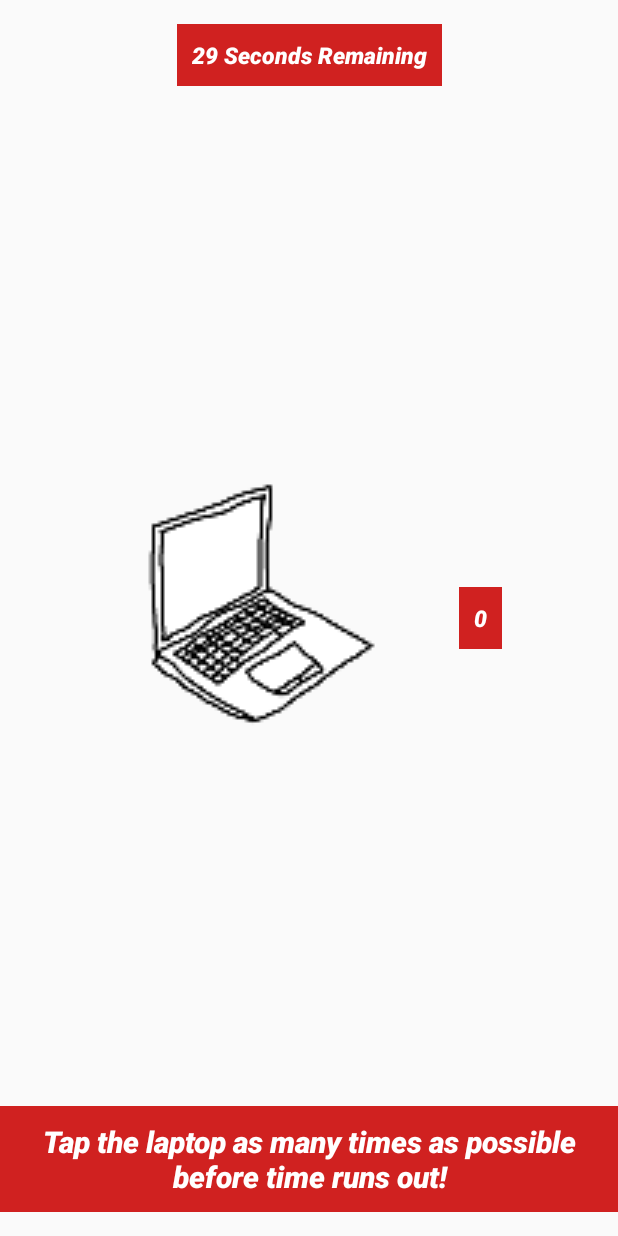
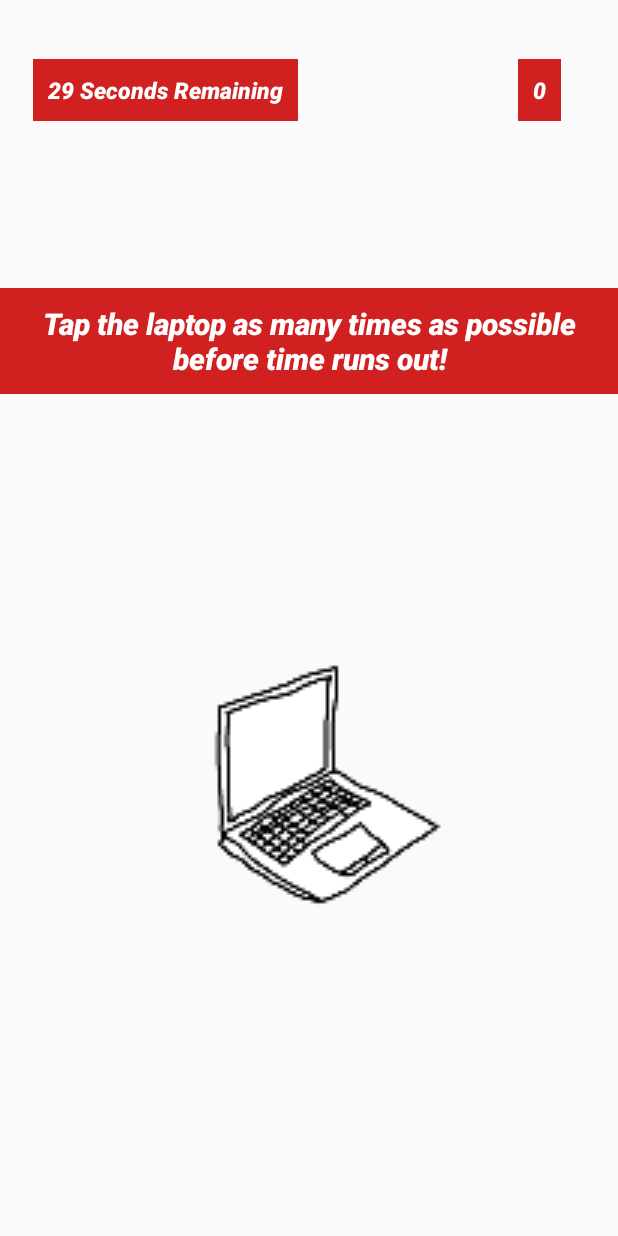
Before and after one commit to singhuu/POStMortem, an Android app: the TapLevelActivity screen opened directly, with no data from a screen before it, on a phone screen of 412 x 824 dp. Run offline under Robolectric (Android 15) with nearby library versions, the light colour scheme and no system bars.

Commit message:
Tap Level layout altered to be consistent with Pick Up Level layout

```diff
--- a/phase1/app/src/main/res/layout/tap_level.xml
+++ b/phase1/app/src/main/res/layout/tap_level.xml
@@ -8,66 +8,69 @@
         android:id="@+id/imageButton"
         android:layout_width="168dp"
         android:layout_height="156dp"
-        android:layout_marginStart="16dp"
         android:background="@android:color/transparent"
         android:onClick="pressButton"
         android:scaleType="center"
         android:scaleX="3.0"
         android:scaleY="3.0"
         app:layout_constraintBottom_toBottomOf="parent"
-        app:layout_constraintEnd_toStartOf="@+id/score"
+        app:layout_constraintEnd_toEndOf="parent"
+        app:layout_constraintHorizontal_bias="0.497"
         app:layout_constraintStart_toStartOf="parent"
         app:layout_constraintTop_toTopOf="parent"
-        app:layout_constraintVertical_bias="0.499"
+        app:layout_constraintVertical_bias="0.68"
         app:srcCompat="@mipmap/laptop_open_foreground" />
 
     <TextView
         android:id="@+id/score"
         android:layout_width="wrap_content"
         android:layout_height="wrap_content"
-        android:layout_marginEnd="16dp"
         android:background="@color/supremeRed"
         android:fontFamily="sans-serif-medium"
         android:padding="10dp"
         android:text="@string/non_filled_text"
-        android:textColor="@android:color/white"
+        android:textColor="#FFFFFF"
         android:textSize="15sp"
         android:textStyle="bold|italic"
         app:layout_constraintBottom_toBottomOf="parent"
         app:layout_constraintEnd_toEndOf="parent"
-        app:layout_constraintStart_toEndOf="@+id/imageButton"
-        app:layout_constraintTop_toTopOf="parent" />
+        app:layout_constraintHorizontal_bias="0.9"
+        app:layout_constraintStart_toStartOf="parent"
+        app:layout_constraintTop_toTopOf="parent"
+        app:layout_constraintVertical_bias="0.05" />
 
     <TextView
         android:id="@+id/timer"
         android:layout_width="wrap_content"
         android:layout_height="wrap_content"
-        android:layout_marginTop="16dp"
         android:background="@color/supremeRed"
         android:fontFamily="sans-serif-medium"
         android:padding="10dp"
         android:text="@string/non_filled_text"
-        android:textColor="@android:color/white"
+        android:textColor="#FFFFFF"
         android:textSize="15sp"
         android:textStyle="bold|italic"
-        app:layout_constraintEnd_toEndOf="parent"
+        app:layout_constraintBottom_toBottomOf="parent"
+        app:layout_constraintEnd_toStartOf="@+id/score"
+        app:layout_constraintHorizontal_bias="0.13"
         app:layout_constraintStart_toStartOf="parent"
-        app:layout_constraintTop_toTopOf="parent" />
+        app:layout_constraintTop_toTopOf="parent"
+        app:layout_constraintVertical_bias="0.05" />
 
     <TextView
         android:id="@+id/instructions"
         android:layout_width="wrap_content"
         android:layout_height="wrap_content"
-        android:layout_marginBottom="16dp"
         android:background="@color/supremeRed"
         android:fontFamily="sans-serif-medium"
+        android:gravity="center"
         android:padding="10dp"
         android:text="@string/tap_level_instructions"
-        android:textColor="@android:color/white"
+        android:textColor="#FFFFFF"
         android:textSize="20sp"
         android:textStyle="bold|italic"
-        android:gravity="center"
-        app:layout_constraintBottom_toBottomOf="parent"
+        app:layout_constraintBottom_toTopOf="@+id/imageButton"
         app:layout_constraintEnd_toEndOf="parent"
-        app:layout_constraintStart_toStartOf="parent" />
+        app:layout_constraintStart_toStartOf="parent"
+        app:layout_constraintTop_toTopOf="parent" />
 </androidx.constraintlayout.widget.ConstraintLayout>
```
